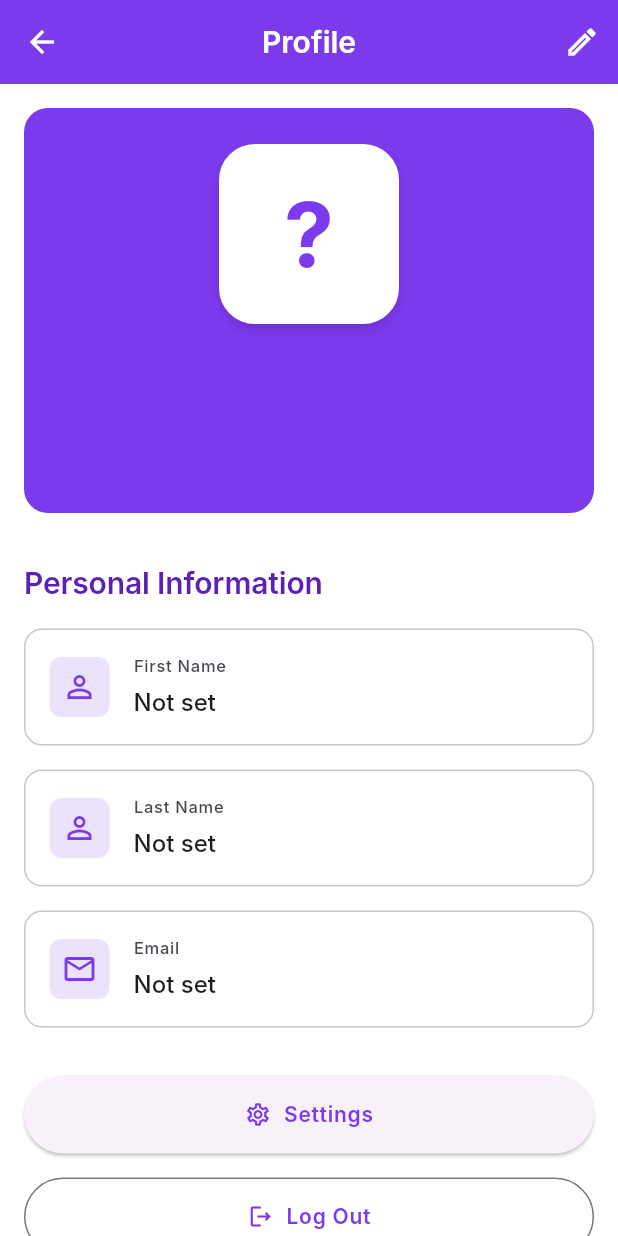
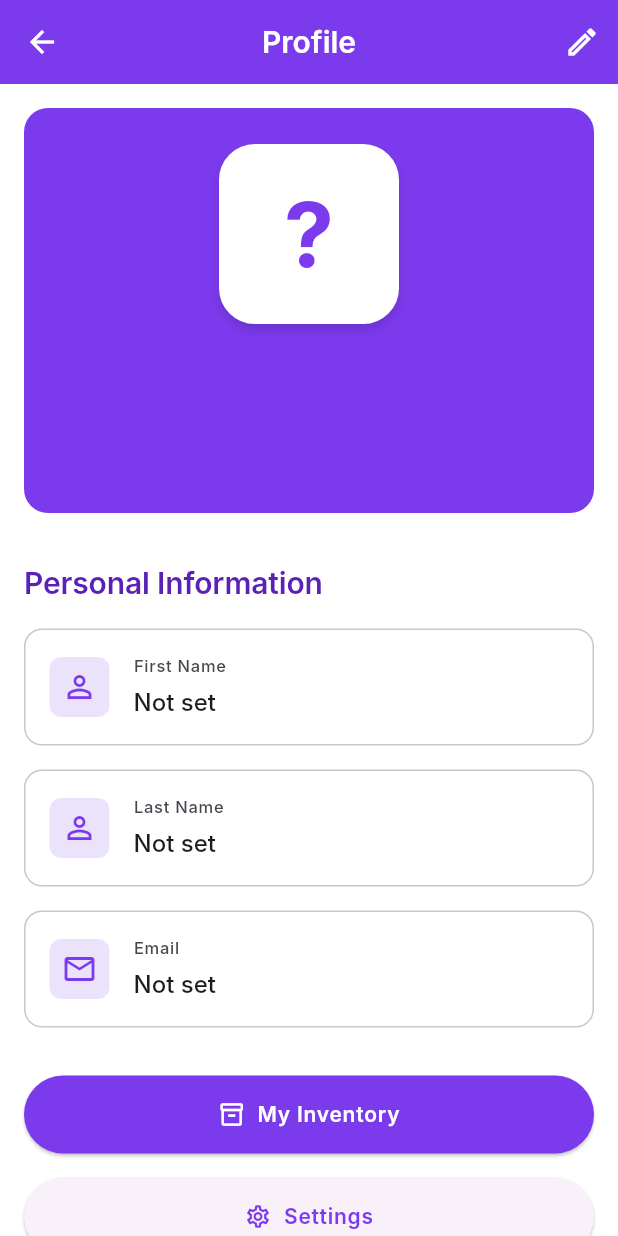
Before and after one commit to cemfukara/CS310, a Flutter app: the ProfileScreen screen opened by its route, on a phone screen of 412 x 824 dp. Run offline on Flutter 3.47's test engine with Material 3 defaults, Android fonts, the phone set to English and light mode, and no system bars; our stand-ins replace cloud_firestore, firebase_auth, firebase_core, shared_preferences; accounts and stored records are empty; Roboto replaces fonts that are missing (Inter).

Commit message:
Now Store elements are just cosmetic and it makes more sense (badges and avatars). User can buy avatar and equip it for changing their avatar. Also a button in profile page added for directly displaying the inventory

```diff
--- a/lib/models/user_stats_model.dart
+++ b/lib/models/user_stats_model.dart
@@ -5,6 +5,7 @@ class UserStatsModel {
   final List<String> inventory; // List of item IDs owned
   final List<String> achievements; // List of achievement IDs unlocked
   final List<String> equippedBadges; // List of equipped badges
+  final String? equippedAvatar; // ID/Name of the equipped avatar
   final int totalPromisesCompleted;
   final int currentStreak;
 
@@ -15,6 +16,7 @@ class UserStatsModel {
     this.inventory = const [],
     this.achievements = const [],
     this.equippedBadges = const [],
+    this.equippedAvatar,
     this.totalPromisesCompleted = 0,
     this.currentStreak = 0,
   });
@@ -27,6 +29,7 @@ class UserStatsModel {
       inventory: List<String>.from(data['inventory'] ?? []),
       achievements: List<String>.from(data['achievements'] ?? []),
       equippedBadges: List<String>.from(data['equippedBadges'] ?? []),
+      equippedAvatar: data['equippedAvatar'],
       totalPromisesCompleted: data['totalPromisesCompleted'] ?? 0,
       currentStreak: data['currentStreak'] ?? 0,
     );
@@ -40,6 +43,7 @@ class UserStatsModel {
       'inventory': inventory,
       'achievements': achievements,
       'equippedBadges': equippedBadges,
+      'equippedAvatar': equippedAvatar,
       'totalPromisesCompleted': totalPromisesCompleted,
       'currentStreak': currentStreak,
     };
--- a/lib/providers/gamification_provider.dart
+++ b/lib/providers/gamification_provider.dart
@@ -60,4 +60,9 @@ class GamificationProvider extends ChangeNotifier {
   Future<void> equipBadge(String badgeId) async {
     await _db.equipBadge(badgeId);
   }
+
+  // equipAvatar
+  Future<void> equipAvatar(String avatarId) async {
+    await _db.equipAvatar(avatarId);
+  }
 }
--- a/lib/screens/profile_screen.dart
+++ b/lib/screens/profile_screen.dart
@@ -4,6 +4,7 @@ import '../utils/app_styles.dart';
 import '../providers/auth_provider.dart';
 import '../providers/gamification_provider.dart';
 import 'settings_screen.dart';
+import 'store_inventory_screen.dart';
 
 /// Profile Screen - Displays real user data from Firebase Auth
 class ProfileScreen extends StatefulWidget {
@@ -26,6 +27,19 @@ class _ProfileScreenState extends State<ProfileScreen> {
     // Gamification
     final gamification = Provider.of<GamificationProvider>(context);
     final equippedBadges = gamification.stats.equippedBadges;
+    final equippedAvatarName = gamification.stats.equippedAvatar;
+
+    // Resolve Avatar Icon
+    IconData? avatarIcon;
+    if (equippedAvatarName != null) {
+      final avatarItem = StoreInventoryScreen.storeItems.firstWhere(
+        (item) => item['name'] == equippedAvatarName,
+        orElse: () => {},
+      );
+      if (avatarItem.isNotEmpty) {
+        avatarIcon = avatarItem['icon'] as IconData;
+      }
+    }
 
     // --- Name Parsing ---
     String firstName = '';
@@ -86,8 +100,16 @@ class _ProfileScreenState extends State<ProfileScreen> {
                       boxShadow: AppStyles.shadowMedium,
                     ),
                     child: Center(
-                      child: Text(
-                        firstName.isNotEmpty ? firstName[0].toUpperCase() : '?',
+                      child: avatarIcon != null
+                          ? Icon(
+                              avatarIcon,
+                              size: 80,
+                              color: AppStyles.primaryPurple,
+                            )
+                          : Text(
+                              firstName.isNotEmpty
+                                  ? firstName[0].toUpperCase()
+                                  : '?',
                               style: const TextStyle(
                                 fontSize: 60,
                                 fontWeight: FontWeight.bold,
@@ -192,6 +214,29 @@ class _ProfileScreenState extends State<ProfileScreen> {
             const SizedBox(height: AppStyles.paddingXLarge),
 
             // ───────── ACTION BUTTONS ─────────
+            ElevatedButton.icon(
+              onPressed: () {
+                Navigator.push(
+                  context,
+                  MaterialPageRoute(
+                    builder: (context) =>
+                        const StoreInventoryScreen(initialShowStore: false),
+                  ),
+                );
+              },
+              icon: const Icon(Icons.inventory_2_outlined),
+              label: const Text('My Inventory'),
+              style: ElevatedButton.styleFrom(
+                padding: const EdgeInsets.symmetric(
+                  vertical: AppStyles.paddingMedium,
+                ),
+                backgroundColor: AppStyles.primaryPurple,
+                foregroundColor: Colors.white,
+              ),
+            ),
+
+            const SizedBox(height: AppStyles.paddingMedium),
+
             ElevatedButton.icon(
               onPressed: () {
                 Navigator.push(
--- a/lib/services/database_service.dart
+++ b/lib/services/database_service.dart
@@ -59,4 +59,5 @@ abstract class DatabaseService {
   Future<void> declinePromiseRequest(String requestId);
 
   Future<void> equipBadge(String badges);
+  Future<void> equipAvatar(String avatarId);
 }
```
Also changed, not shown: lib/screens/store_inventory_screen.dart (+50 -55 lines), lib/services/firestore_service.dart (+160 -31 lines). Lines whose indentation alone changed are shown as unchanged.
